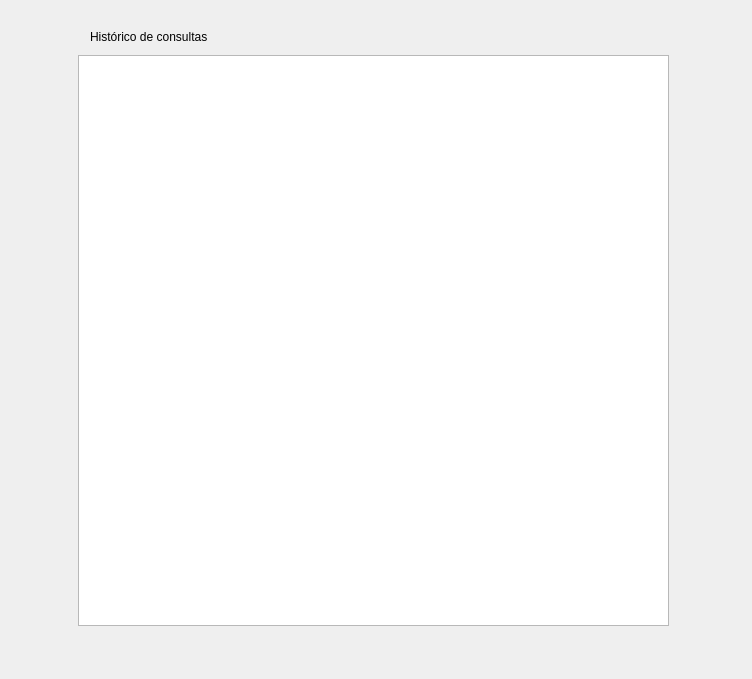
Above: CNPJ_Finder/historicwindow.ui from CaduBastos/cnpj_finder before the change. Below: the same form after it.
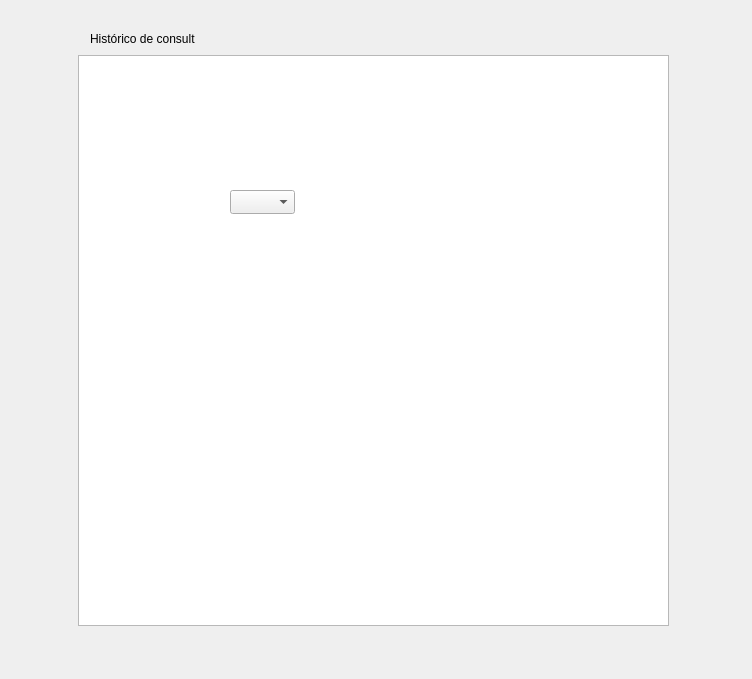
That is the form after the change.

The edit to the form file:
```diff
--- a/CNPJ_Finder/historicwindow.ui
+++ b/CNPJ_Finder/historicwindow.ui
@@ -49,7 +49,13 @@
     </font>
    </property>
    <property name="editTriggers">
-    <set>QAbstractItemView::AllEditTriggers</set>
+    <set>QAbstractItemView::EditTrigger::NoEditTriggers</set>
+   </property>
+   <property name="alternatingRowColors">
+    <bool>true</bool>
+   </property>
+   <property name="selectionMode">
+    <enum>QAbstractItemView::SelectionMode::NoSelection</enum>
    </property>
    <property name="verticalScrollMode">
     <enum>QAbstractItemView::ScrollPerPixel</enum>
@@ -62,13 +68,23 @@
    <property name="geometry">
     <rect>
      <x>90</x>
-     <y>28</y>
+     <y>30</y>
      <width>150</width>
      <height>17</height>
     </rect>
    </property>
    <property name="text">
-    <string>Histórico de consultas</string>
+    <string>Histórico de consult</string>
+   </property>
+  </widget>
+  <widget class="QComboBox" name="comboBox">
+   <property name="geometry">
+    <rect>
+     <x>230</x>
+     <y>190</y>
+     <width>65</width>
+     <height>24</height>
+    </rect>
    </property>
   </widget>
  </widget>
```
Left out of the diff: 4 changed lines with no effect on the pictures.
